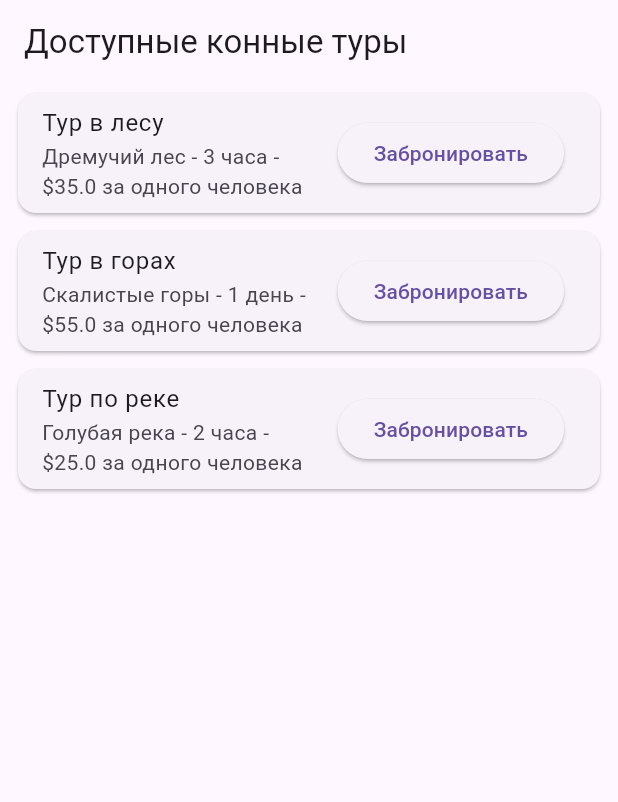
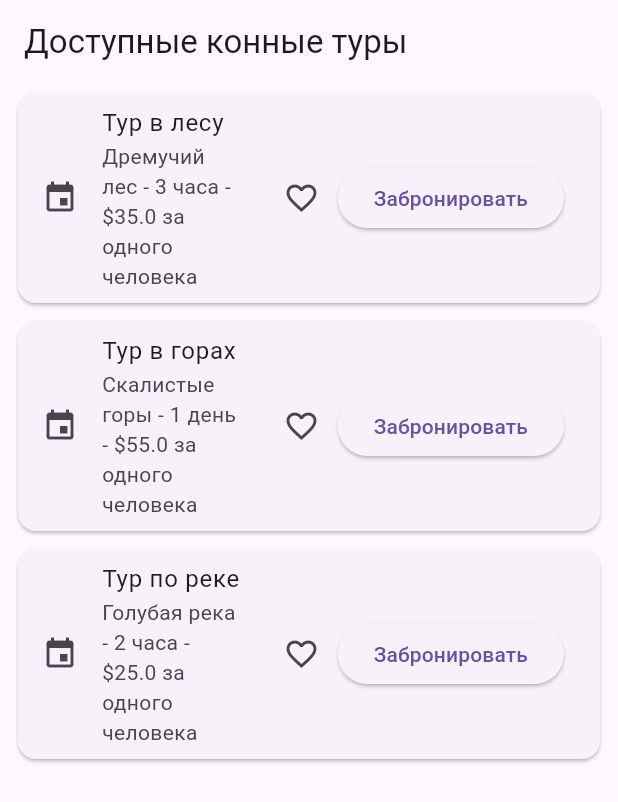
Before and after one commit to alinezzz/rkmp5, a Flutter app: the screen it shows after launch, on a phone screen of 412 x 824 dp. Shown: the top 802 px of the screen. Run offline on Flutter 3.47's test engine with Material 3 defaults, Android fonts, the phone set to English and light mode, and no system bars.

Commit message:
HorseTour row

```diff
--- a/lib/feature/horse_tour/screens/horse_tour_screen.dart
+++ b/lib/feature/horse_tour/screens/horse_tour_screen.dart
@@ -2,6 +2,7 @@ import 'package:flutter/material.dart';
 import '../models/horse_tour_model.dart';
 import '../horse_tour_repository.dart';
 import 'package:rkmp5/feature/booking/screens/booking_screen.dart';
+import 'package:rkmp5/share/widgets/tour_row.dart';
 
 class ToursListScreen extends StatelessWidget {
   final ToursRepository repository = ToursRepository();
@@ -31,7 +32,7 @@ class ToursListScreen extends StatelessWidget {
   }
 }
 
-class ToursListView extends StatelessWidget {
+class ToursListView extends StatefulWidget {
   final List<TourModel> tours;
   final Function(TourModel) onBookTap;
 
@@ -40,23 +41,45 @@ class ToursListView extends StatelessWidget {
     required this.tours,
     required this.onBookTap,
   });
+  @override
+  _ToursListViewState createState() => _ToursListViewState();
+}
 
+class _ToursListViewState extends State<ToursListView> {
+  late List<TourModel> _tours;
+  final List<TourModel> _favorites = [];
+
+  @override
+  void initState() {
+    super.initState();
+    _tours = List.from(widget.tours);
+  }
   @override
   Widget build(BuildContext context) {
     return ListView.builder(
-      itemCount: tours.length,
+      itemCount: _tours.length,
       itemBuilder: (context, index) {
-        final tour = tours[index];
-        return Card(
-          margin: EdgeInsets.symmetric(horizontal: 12, vertical: 6),
-          child: ListTile(
-            title: Text(tour.name),
-            subtitle: Text('${tour.location} - ${tour.duration} - \$${tour.pricePerPerson} за одного человека'),
-            trailing: ElevatedButton(
-              onPressed: () => onBookTap(tour),
-              child: Text('Забронировать'),
-            ),
-          ),
+        final tour = _tours[index];
+        return TourRow(
+          tour: tour,
+          onTap: () {
+            Navigator.push(
+              context,
+              MaterialPageRoute(
+                builder: (context) => BookingFormScreen(tour: tour),
+              ),
+            );
+          },
+          onFavorite: () {
+            setState(() {
+              if (!_favorites.contains(tour)) {
+                _favorites.add(tour);
+              }
+            });
+            ScaffoldMessenger.of(context).showSnackBar(
+              SnackBar(content: Text('${tour.name} добавить в Избранное')),
+            );
+          },
         );
       },
     );
--- /dev/null
+++ b/lib/share/widgets/tour_row.dart
@@ -0,0 +1,46 @@
+import 'package:flutter/material.dart';
+import 'package:rkmp5/feature/horse_tour/models/horse_tour_model.dart';
+
+class TourRow extends StatelessWidget {
+  final TourModel tour;
+  final VoidCallback? onTap;
+  final bool isFavorite;
+  final VoidCallback? onFavorite;
+
+  const TourRow({
+    super.key,
+    required this.tour,
+    this.onTap,
+    this.isFavorite = false,
+    this.onFavorite,
+  });
+
+  @override
+  Widget build(BuildContext context) {
+    return Card(
+      margin: const EdgeInsets.symmetric(horizontal: 12, vertical: 6),
+      child: ListTile(
+        leading: const Icon(Icons.event),
+        title: Text(tour.name),
+        subtitle: Text('${tour.location} - ${tour.duration} - \$${tour.pricePerPerson} за одного человека'),
+        trailing: Row(
+          mainAxisSize: MainAxisSize.min,
+          children: [
+            IconButton(
+              icon: Icon(
+                isFavorite ? Icons.favorite : Icons.favorite_border,
+                color: isFavorite ? Colors.red : null,
+              ),
+              onPressed: onFavorite,
+            ),
+            ElevatedButton(
+              onPressed: onTap,
+              child: const Text('Забронировать'),
+            ),
+          ],
+        ),
+        onTap: onTap,
+      ),
+    );
+  }
+}
```
